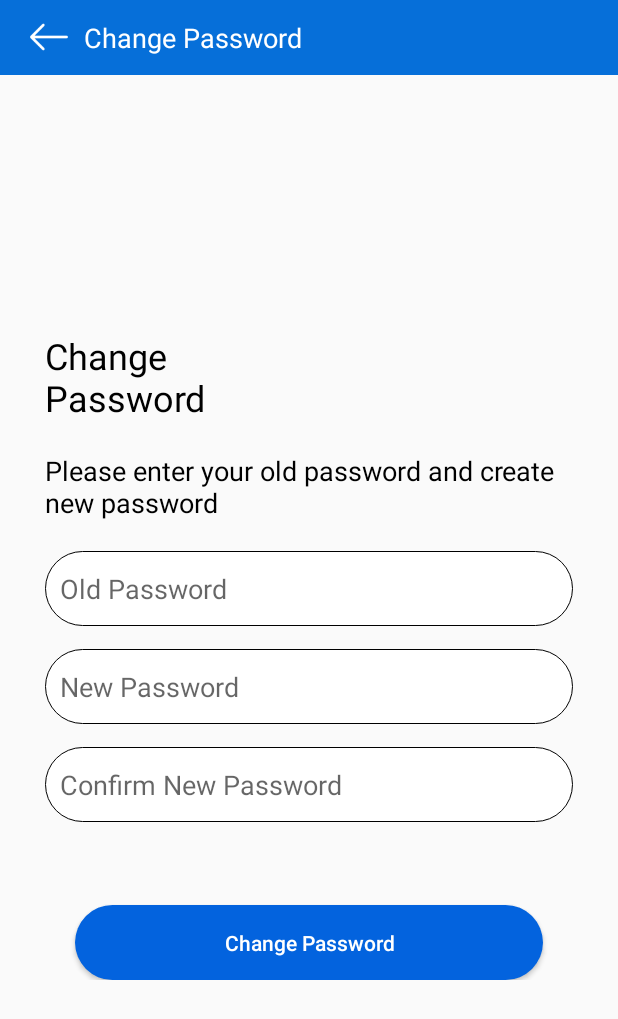
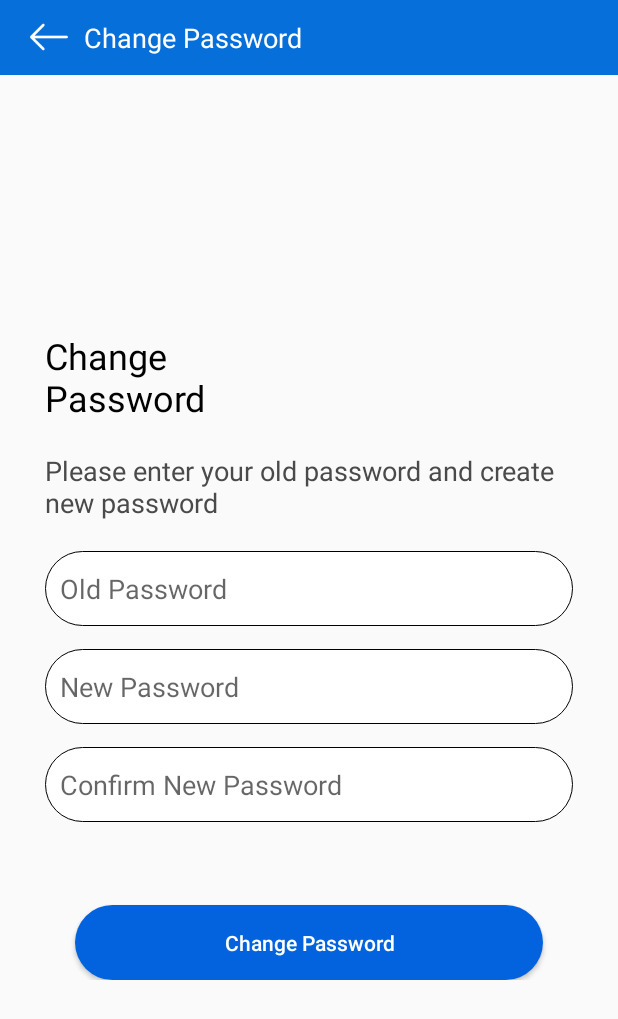
Before and after one commit to gagan043/VideoCart, an Android app: the ChangePswdActivity screen opened directly, with no data from a screen before it, on a phone screen of 412 x 824 dp. Shown: the top 1019 px of the screen. Run offline under Robolectric (Android 15) with nearby library versions, the light colour scheme and no system bars.

Commit message:
new changes

```diff
--- a/app/src/main/res/layout/activity_change_pswd.xml
+++ b/app/src/main/res/layout/activity_change_pswd.xml
@@ -30,6 +30,7 @@
             android:layout_marginLeft="10dp"
             android:textColor="@color/white"
             android:text="Change Password"/>
+
     </RelativeLayout>
 
     <RelativeLayout
@@ -45,6 +46,7 @@
             android:layout_centerInParent="true"
             android:layout_marginLeft="30dp"
             android:layout_marginRight="30dp">
+
         <TextView
             android:id="@+id/txt_chngetext"
             android:layout_width="150dp"
@@ -60,7 +62,7 @@
                 android:layout_marginTop="20dp"
                 android:text="@string/chngepswd"
                 android:layout_below="@+id/txt_chngetext"
-                android:textColor="@color/black"
+                android:textColor="@color/gray"
                 android:textSize="18dp" />
 
             <RelativeLayout
--- a/app/src/main/res/values/colors.xml
+++ b/app/src/main/res/values/colors.xml
@@ -8,4 +8,5 @@
     <color name="googlered">#E80000</color>
     <color name="fbblue">#374F7D</color>
     <color name="blue">#0363DE</color>
+    <color name="gray">#4A4A4A</color>
 </resources>
```
Lines whose indentation alone changed are shown as unchanged.
